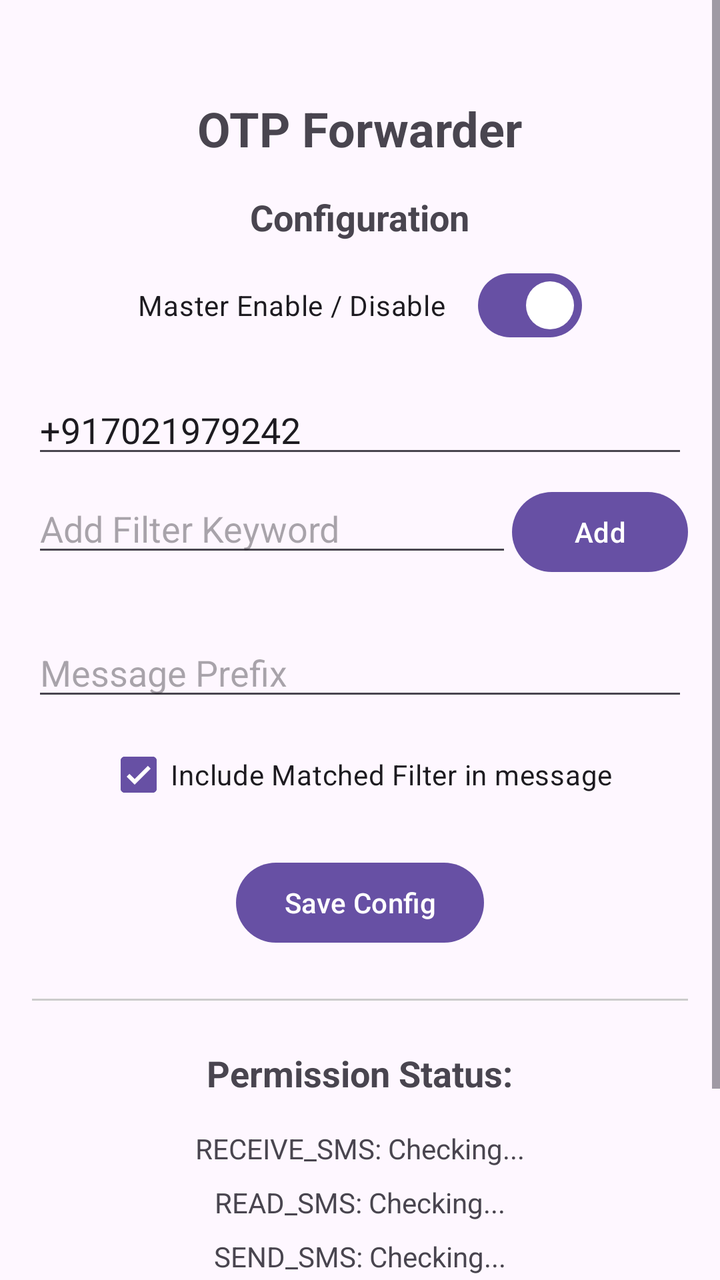
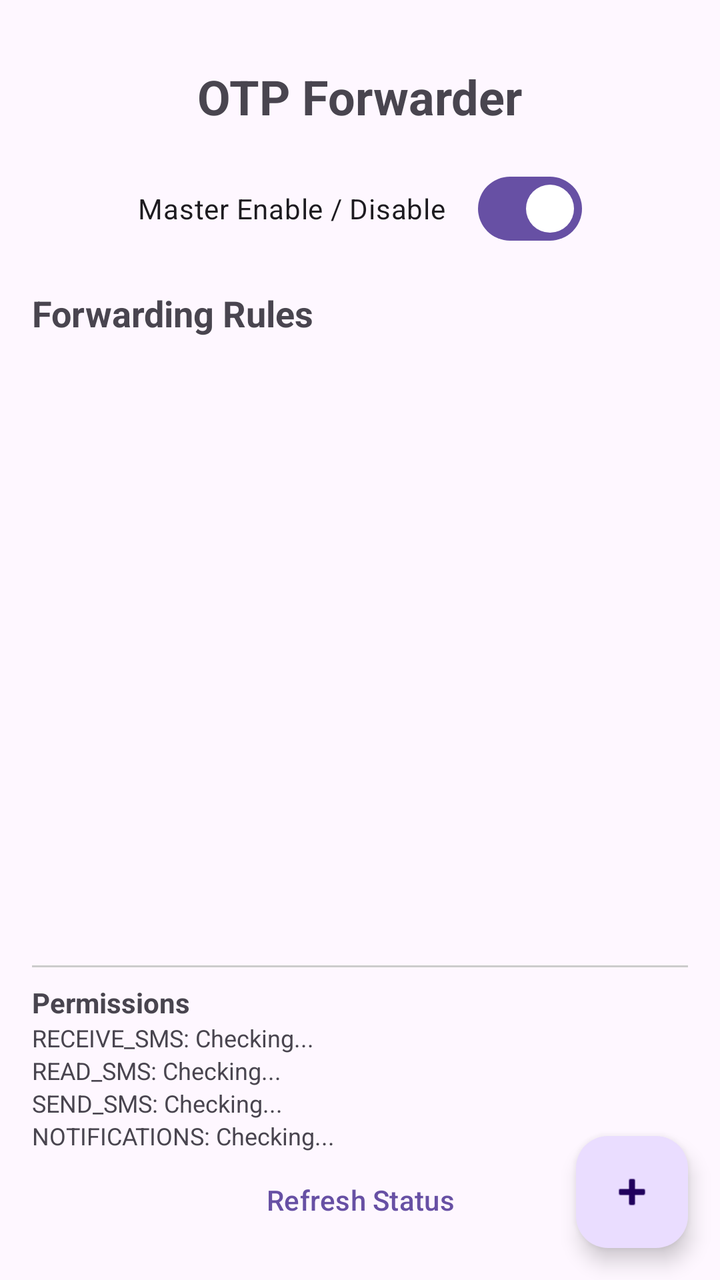

The first picture is an Android layout as it rendered before a commit; the second is the same layout after the commit. The layout source and the unified diff follow.
<!-- AndroidManifest.xml: application theme Theme.OTPForwarder -->
<!-- res/layout/activity_main.xml -->
<?xml version="1.0" encoding="utf-8"?>
<ScrollView xmlns:android="http://schemas.android.com/apk/res/android"
    android:layout_width="match_parent"
    android:layout_height="match_parent"
    android:fillViewport="true">

    <LinearLayout
        android:layout_width="match_parent"
        android:layout_height="wrap_content"
        android:orientation="vertical"
        android:padding="16dp"
        android:gravity="center_horizontal">

        <TextView
            android:id="@+id/appName"
            android:layout_width="wrap_content"
            android:layout_height="wrap_content"
            android:text="OTP Forwarder"
            android:textSize="24sp"
            android:textStyle="bold"
            android:layout_marginTop="32dp"
            android:layout_marginBottom="16dp" />

        <TextView
            android:layout_width="wrap_content"
            android:layout_height="wrap_content"
            android:text="Configuration"
            android:textSize="18sp"
            android:textStyle="bold"
            android:layout_marginBottom="8dp" />

        <com.google.android.material.materialswitch.MaterialSwitch
            android:id="@+id/switchMaster"
            android:layout_width="wrap_content"
            android:layout_height="wrap_content"
            android:text="@string/master_enable_disable"
            android:checked="true"
            android:layout_marginBottom="16dp" />

        <EditText
            android:id="@+id/editForwardTo"
            android:layout_width="match_parent"
            android:layout_height="wrap_content"
            android:hint="Forward to Number"
            android:text="+917021979242"
            android:inputType="phone"
            android:layout_marginBottom="8dp" />

        <LinearLayout
            android:layout_width="match_parent"
            android:layout_height="wrap_content"
            android:orientation="horizontal"
            android:layout_marginBottom="8dp">

            <EditText
                android:id="@+id/editFilterText"
                android:layout_width="0dp"
                android:layout_height="wrap_content"
                android:layout_weight="1"
                android:hint="Add Filter Keyword"
                android:inputType="text" />

            <Button
                android:id="@+id/btnAddFilter"
                android:layout_width="wrap_content"
                android:layout_height="wrap_content"
                android:text="Add" />
        </LinearLayout>

        <com.google.android.material.chip.ChipGroup
            android:id="@+id/chipGroupFilters"
            android:layout_width="match_parent"
            android:layout_height="wrap_content"
            android:layout_marginBottom="16dp" />

        <EditText
            android:id="@+id/editPrefixText"
            android:layout_width="match_parent"
            android:layout_height="wrap_content"
            android:hint="Message Prefix"
            android:inputType="text"
            android:layout_marginBottom="8dp" />

        <CheckBox
            android:id="@+id/checkIncludeFilter"
            android:layout_width="wrap_content"
            android:layout_height="wrap_content"
            android:text="@string/include_matched_filter_in_message"
            android:checked="true"
            android:layout_marginBottom="16dp" />

        <Button
            android:id="@+id/btnSave"
            android:layout_width="wrap_content"
            android:layout_height="wrap_content"
            android:text="Save Config"
            android:layout_marginBottom="24dp" />

        <View
            android:layout_width="match_parent"
            android:layout_height="1dp"
            android:background="#CCCCCC"
            android:layout_marginBottom="24dp" />

        <TextView
            android:layout_width="wrap_content"
            android:layout_height="wrap_content"
            android:text="Permission Status:"
            android:textSize="18sp"
            android:textStyle="bold"
            android:layout_marginBottom="16dp" />

        <TextView
            android:id="@+id/statusReceiveSms"
            android:layout_width="wrap_content"
            android:layout_height="wrap_content"
            android:text="RECEIVE_SMS: Checking..."
            android:layout_marginBottom="8dp" />

        <TextView
            android:id="@+id/statusReadSms"
            android:layout_width="wrap_content"
            android:layout_height="wrap_content"
            android:text="READ_SMS: Checking..."
            android:layout_marginBottom="8dp" />

        <TextView
            android:id="@+id/statusSendSms"
            android:layout_width="wrap_content"
            android:layout_height="wrap_content"
            android:text="SEND_SMS: Checking..."
            android:layout_marginBottom="8dp" />

        <TextView
            android:id="@+id/statusNotifications"
            android:layout_width="wrap_content"
            android:layout_height="wrap_content"
            android:text="NOTIFICATIONS: Checking..."
            android:layout_marginBottom="8dp" />

        <Button
            android:id="@+id/btnRefresh"
            android:layout_width="wrap_content"
            android:layout_height="wrap_content"
            android:text="Refresh Status"
            android:layout_marginTop="16dp" />

    </LinearLayout>
</ScrollView>
<!-- resources referenced by this layout -->
<resources>
  <string name="include_matched_filter_in_message">Include Matched Filter in message</string>
  <string name="master_enable_disable">Master Enable / Disable</string>
  <style name="Theme.OTPForwarder" parent="Theme.Material3.DayNight.NoActionBar" />
</resources>

<!-- the commit's change to res/layout/activity_main.xml (unified diff, before → after) -->
@@ -1,33 +1,24 @@
 <?xml version="1.0" encoding="utf-8"?>
-<ScrollView xmlns:android="http://schemas.android.com/apk/res/android"
+<androidx.coordinatorlayout.widget.CoordinatorLayout xmlns:android="http://schemas.android.com/apk/res/android"
+    xmlns:app="http://schemas.android.com/apk/res-auto"
     android:layout_width="match_parent"
-    android:layout_height="match_parent"
-    android:fillViewport="true">
+    android:layout_height="match_parent">
 
     <LinearLayout
         android:layout_width="match_parent"
-        android:layout_height="wrap_content"
+        android:layout_height="match_parent"
         android:orientation="vertical"
-        android:padding="16dp"
-        android:gravity="center_horizontal">
+        android:padding="16dp">
 
         <TextView
-            android:id="@+id/appName"
             android:layout_width="wrap_content"
             android:layout_height="wrap_content"
             android:text="OTP Forwarder"
             android:textSize="24sp"
             android:textStyle="bold"
-            android:layout_marginTop="32dp"
+            android:layout_gravity="center_horizontal"
+            android:layout_marginTop="16dp"
             android:layout_marginBottom="16dp" />
-
-        <TextView
-            android:layout_width="wrap_content"
-            android:layout_height="wrap_content"
-            android:text="Configuration"
-            android:textSize="18sp"
-            android:textStyle="bold"
-            android:layout_marginBottom="8dp" />
 
         <com.google.android.material.materialswitch.MaterialSwitch
             android:id="@+id/switchMaster"
@@ -35,115 +26,89 @@
             android:layout_height="wrap_content"
             android:text="@string/master_enable_disable"
             android:checked="true"
+            android:layout_gravity="center_horizontal"
             android:layout_marginBottom="16dp" />
 
-        <EditText
-            android:id="@+id/editForwardTo"
-            android:layout_width="match_parent"
+        <TextView
+            android:layout_width="wrap_content"
             android:layout_height="wrap_content"
-            android:hint="Forward to Number"
-            android:text="+917021979242"
-            android:inputType="phone"
+            android:text="Forwarding Rules"
+            android:textSize="18sp"
+            android:textStyle="bold"
             android:layout_marginBottom="8dp" />
 
-        <LinearLayout
+        <androidx.recyclerview.widget.RecyclerView
+            android:id="@+id/recyclerConfigs"
             android:layout_width="match_parent"
-            android:layout_height="wrap_content"
-            android:orientation="horizontal"
-            android:layout_marginBottom="8dp">
-
-            <EditText
-                android:id="@+id/editFilterText"
-                android:layout_width="0dp"
-                android:layout_height="wrap_content"
-                android:layout_weight="1"
-                android:hint="Add Filter Keyword"
-                android:inputType="text" />
-
-            <Button
-                android:id="@+id/btnAddFilter"
-                android:layout_width="wrap_content"
-                android:layout_height="wrap_content"
-                android:text="Add" />
-        </LinearLayout>
-
-        <com.google.android.material.chip.ChipGroup
-            android:id="@+id/chipGroupFilters"
-            android:layout_width="match_parent"
-            android:layout_height="wrap_content"
-            android:layout_marginBottom="16dp" />
-
-        <EditText
-            android:id="@+id/editPrefixText"
-            android:layout_width="match_parent"
-            android:layout_height="wrap_content"
-            android:hint="Message Prefix"
-            android:inputType="text"
-            android:layout_marginBottom="8dp" />
-
-        <CheckBox
-            android:id="@+id/checkIncludeFilter"
-            android:layout_width="wrap_content"
-            android:layout_height="wrap_content"
-            android:text="@string/include_matched_filter_in_message"
-            android:checked="true"
-            android:layout_marginBottom="16dp" />
-
-        <Button
-            android:id="@+id/btnSave"
-            android:layout_width="wrap_content"
-            android:layout_height="wrap_content"
-            android:text="Save Config"
-            android:layout_marginBottom="24dp" />
+            android:layout_height="0dp"
+            android:layout_weight="1"
+            android:clipToPadding="false"
+            android:paddingBottom="80dp" />
 
         <View
             android:layout_width="match_parent"
             android:layout_height="1dp"
             android:background="#CCCCCC"
-            android:layout_marginBottom="24dp" />
+            android:layout_marginTop="8dp"
+            android:layout_marginBottom="8dp" />
 
         <TextView
             android:layout_width="wrap_content"
             android:layout_height="wrap_content"
-            android:text="Permission Status:"
-            android:textSize="18sp"
-            android:textStyle="bold"
-            android:layout_marginBottom="16dp" />
+            android:text="Permissions"
+            android:textStyle="bold" />
 
-        <TextView
-            android:id="@+id/statusReceiveSms"
-            android:layout_width="wrap_content"
+        <LinearLayout
+            android:layout_width="match_parent"
             android:layout_height="wrap_content"
-            android:text="RECEIVE_SMS: Checking..."
-            android:layout_marginBottom="8dp" />
+            android:orientation="vertical">
 
-        <TextView
-            android:id="@+id/statusReadSms"
-            android:layout_width="wrap_content"
-            android:layout_height="wrap_content"
-            android:text="READ_SMS: Checking..."
-            android:layout_marginBottom="8dp" />
+            <TextView
+                android:id="@+id/statusReceiveSms"
+                android:layout_width="wrap_content"
+                android:layout_height="wrap_content"
+                android:textSize="12sp"
+                android:text="RECEIVE_SMS: Checking..." />
 
-        <TextView
-            android:id="@+id/statusSendSms"
-            android:layout_width="wrap_content"
-            android:layout_height="wrap_content"
-            android:text="SEND_SMS: Checking..."
-            android:layout_marginBottom="8dp" />
+            <TextView
+                android:id="@+id/statusReadSms"
+                android:layout_width="wrap_content"
+                android:layout_height="wrap_content"
+                android:textSize="12sp"
+                android:text="READ_SMS: Checking..." />
 
-        <TextView
-            android:id="@+id/statusNotifications"
-            android:layout_width="wrap_content"
-            android:layout_height="wrap_content"
-            android:text="NOTIFICATIONS: Checking..."
-            android:layout_marginBottom="8dp" />
+            <TextView
+                android:id="@+id/statusSendSms"
+                android:layout_width="wrap_content"
+                android:layout_height="wrap_content"
+                android:textSize="12sp"
+                android:text="SEND_SMS: Checking..." />
+
+            <TextView
+                android:id="@+id/statusNotifications"
+                android:layout_width="wrap_content"
+                android:layout_height="wrap_content"
+                android:textSize="12sp"
+                android:text="NOTIFICATIONS: Checking..." />
+        </LinearLayout>
 
         <Button
             android:id="@+id/btnRefresh"
             android:layout_width="wrap_content"
             android:layout_height="wrap_content"
             android:text="Refresh Status"
-            android:layout_marginTop="16dp" />
+            style="@style/Widget.Material3.Button.TextButton"
+            android:layout_gravity="center_horizontal" />
 
     </LinearLayout>
-</ScrollView>
+
+    <com.google.android.material.floatingactionbutton.FloatingActionButton
+        android:id="@+id/fabAddConfig"
+        android:layout_width="wrap_content"
+        android:layout_height="wrap_content"
+        android:layout_gravity="bottom|end"
+        android:layout_margin="16dp"
+        android:contentDescription="Add Configuration"
+        app:srcCompat="@android:drawable/ic_input_add" />
+
+</androidx.coordinatorlayout.widget.CoordinatorLayout>
<!-- resource entries referenced after the edit -->
@@ -1,6 +1,5 @@
 <!-- resources referenced by this layout -->
 <resources>
-  <string name="include_matched_filter_in_message">Include Matched Filter in message</string>
   <string name="master_enable_disable">Master Enable / Disable</string>
   <style name="Theme.OTPForwarder" parent="Theme.Material3.DayNight.NoActionBar" />
 </resources>
